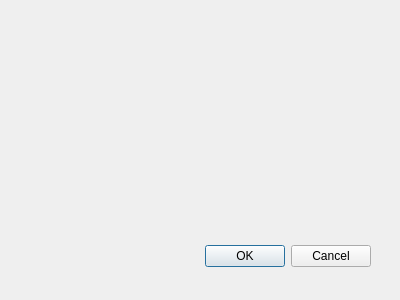
First picture: the form in dialog.ui, repository raphaelguedes/Paradigmas, before the edit.
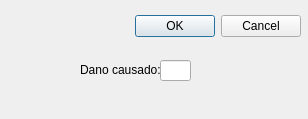
Second picture: the form after the edit.

Diff of the .ui file:
```diff
--- a/dialog.ui
+++ b/dialog.ui
@@ -8,8 +8,8 @@
    <rect>
     <x>0</x>
     <y>0</y>
-    <width>400</width>
-    <height>300</height>
+    <width>308</width>
+    <height>119</height>
    </rect>
   </property>
   <property name="windowTitle">
@@ -18,9 +18,9 @@
   <widget name="buttonBox" class="QDialogButtonBox">
    <property name="geometry">
     <rect>
-     <x>30</x>
-     <y>240</y>
-     <width>341</width>
+     <x>100</x>
+     <y>10</y>
+     <width>201</width>
      <height>32</height>
     </rect>
    </property>
@@ -31,6 +31,29 @@
     <set>QDialogButtonBox::Cancel|QDialogButtonBox::Ok</set>
    </property>
   </widget>
+  <widget class="QLineEdit" name="lineEdit">
+   <property name="geometry">
+    <rect>
+     <x>160</x>
+     <y>60</y>
+     <width>31</width>
+     <height>21</height>
+    </rect>
+   </property>
+  </widget>
+  <widget class="QLabel" name="label">
+   <property name="geometry">
+    <rect>
+     <x>80</x>
+     <y>60</y>
+     <width>81</width>
+     <height>20</height>
+    </rect>
+   </property>
+   <property name="text">
+    <string>Dano causado:</string>
+   </property>
+  </widget>
  </widget>
  <pixmapfunction/>
  <resources/>
```
Left out of the diff: 21 changed lines with no effect on the pictures.
